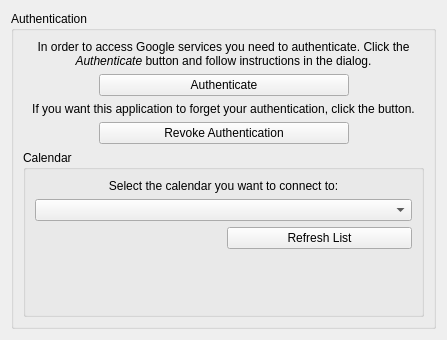
This is calendar/settingsdialog.ui in KDE/libkgapi as Qt 5 draws it before an edit. The edited form follows.
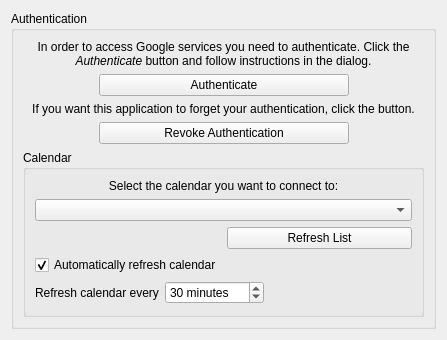
This is the edited form.

The edit to the form file:
```diff
--- a/calendar/settingsdialog.ui
+++ b/calendar/settingsdialog.ui
@@ -169,7 +169,7 @@
          <item row="1" column="0" colspan="2">
           <widget class="QComboBox" name="comboBox"/>
          </item>
-         <item row="3" column="0" colspan="2">
+         <item row="7" column="0" colspan="2">
           <spacer name="verticalSpacer">
            <property name="orientation">
             <enum>Qt::Vertical</enum>
@@ -189,6 +189,53 @@
            </property>
           </widget>
          </item>
+         <item row="4" column="0" colspan="2">
+          <layout class="QGridLayout" name="gridLayout_2">
+           <item row="0" column="0" colspan="4">
+            <widget class="QCheckBox" name="refreshCalendarCheckbox">
+             <property name="text">
+              <string>Automatically refresh calendar</string>
+             </property>
+             <property name="checked">
+              <bool>true</bool>
+             </property>
+            </widget>
+           </item>
+           <item row="1" column="2">
+            <widget class="QSpinBox" name="refreshIntervalSpinBox">
+             <property name="suffix">
+              <string> minutes</string>
+             </property>
+             <property name="maximum">
+              <number>1000</number>
+             </property>
+             <property name="value">
+              <number>30</number>
+             </property>
+            </widget>
+           </item>
+           <item row="1" column="0" colspan="2">
+            <widget class="QLabel" name="label_2">
+             <property name="text">
+              <string>Refresh calendar every</string>
+             </property>
+            </widget>
+           </item>
+           <item row="1" column="3">
+            <spacer name="horizontalSpacer_5">
+             <property name="orientation">
+              <enum>Qt::Horizontal</enum>
+             </property>
+             <property name="sizeHint" stdset="0">
+              <size>
+               <width>40</width>
+               <height>20</height>
+              </size>
+             </property>
+            </spacer>
+           </item>
+          </layout>
+         </item>
         </layout>
        </widget>
       </item>
```
